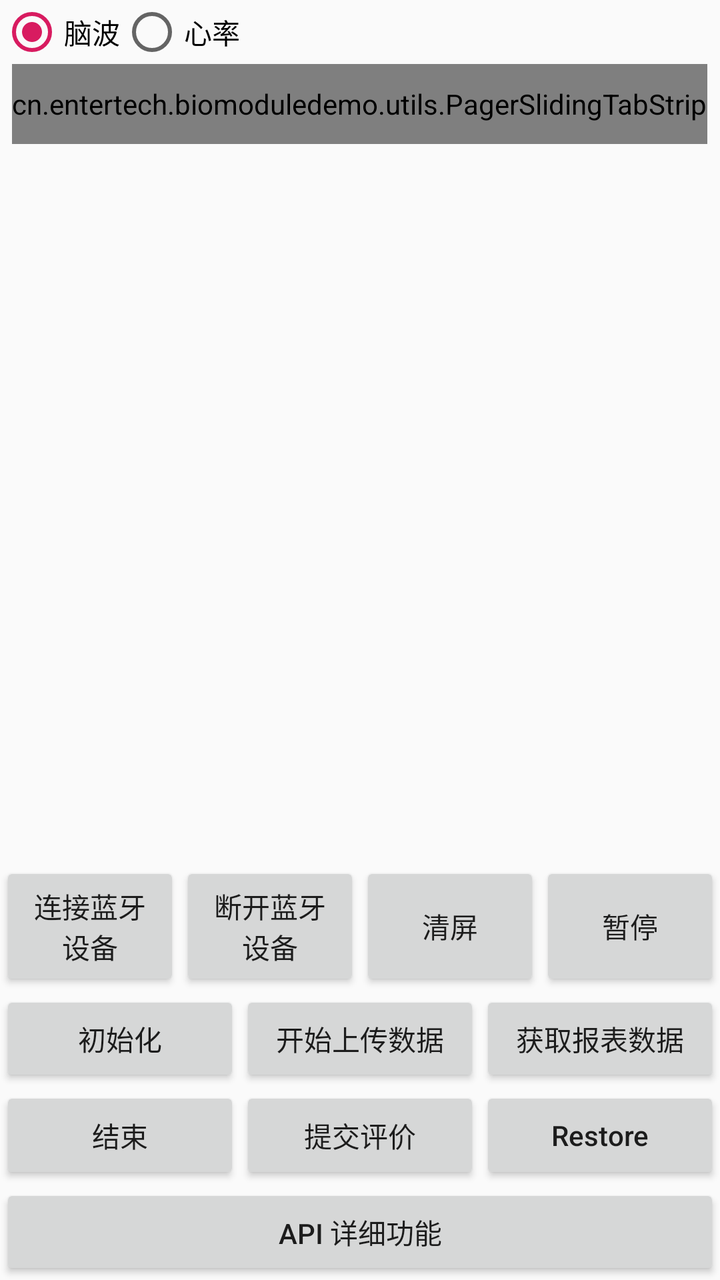
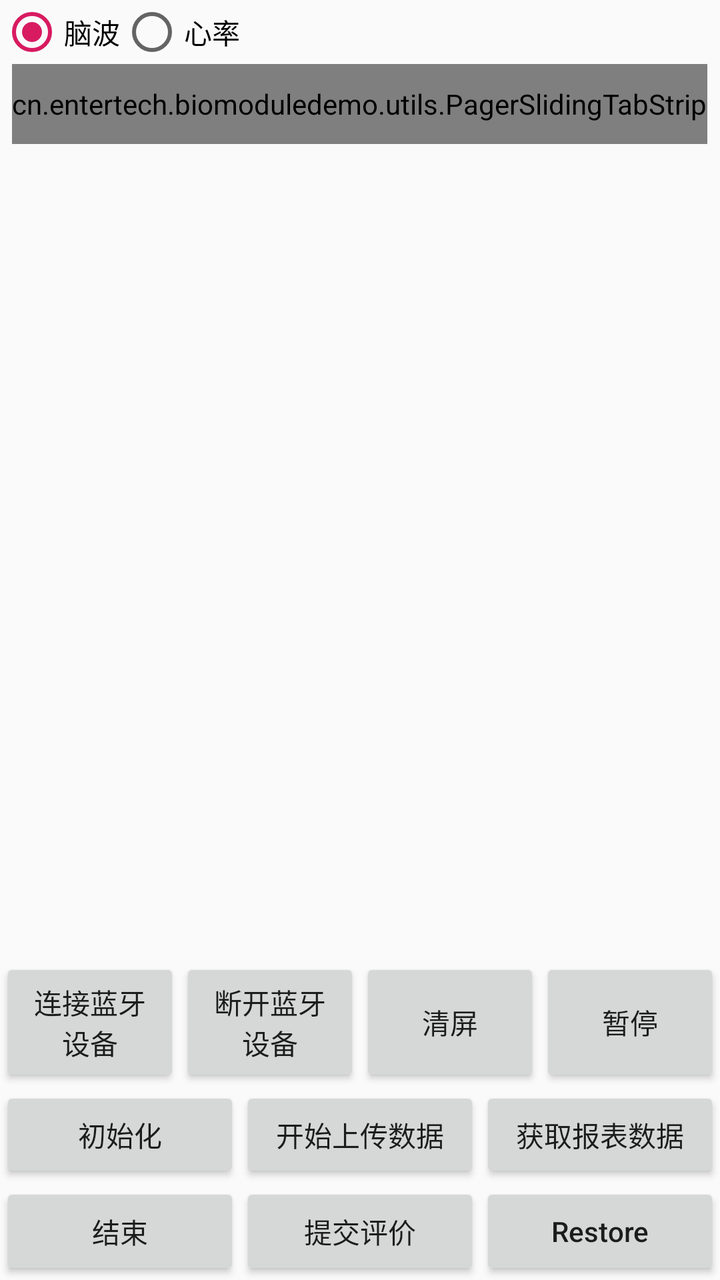

Two renders of the same Android screen: before a commit and after it. Below are the layout's source before the change and the commit's diff.
<!-- AndroidManifest.xml: activity theme AppTheme.NoActionBar -->
<!-- res/layout/activity_main.xml -->
<?xml version="1.0" encoding="utf-8"?>
<LinearLayout
        xmlns:android="http://schemas.android.com/apk/res/android"
        xmlns:app="http://schemas.android.com/apk/res-auto"
        xmlns:tools="http://schemas.android.com/tools"
        android:layout_width="match_parent"
        android:layout_height="match_parent"
        tools:context=".activity.MainActivity"
        android:orientation="vertical"
        >

    <RadioGroup
            android:layout_width="match_parent"
            android:layout_height="wrap_content"
            android:orientation="horizontal"
            >

        <RadioButton
                android:id="@+id/rb_brain"
                android:layout_width="wrap_content"
                android:layout_height="wrap_content"
                android:text="@string/brainwave"
                android:checked="true"
                />

        <RadioButton
                android:id="@+id/rb_heart"
                android:layout_width="wrap_content"
                android:layout_height="wrap_content"
                android:text="@string/heart_rate"
                />

    </RadioGroup>

    
    <cn.entertech.biomoduledemo.utils.PagerSlidingTabStrip
            android:id="@+id/message_tabs"
            android:layout_gravity="center"
            app:pstsIndicatorHeight="2dp"
            app:pstsUnderlineHeight="0dp"
            app:pstsTabUnselectedTextColor="#999999"
            app:pstsTabSelectedTextColor="@color/colorPrimary"
            app:pstsIndicatorColor="@color/colorPrimary"
            android:layout_width="wrap_content"
            android:layout_height="40dp"
            />

    <androidx.viewpager.widget.ViewPager
            android:id="@+id/vp_contain"
            android:layout_width="match_parent"
            android:layout_height="0dp"
        android:layout_weight="1">

    </androidx.viewpager.widget.ViewPager>

    <LinearLayout
            android:layout_width="match_parent"
            android:layout_height="wrap_content"
            android:orientation="horizontal"
            >

        <Button
                android:textAllCaps="false"
                android:layout_weight="1"
                android:layout_width="0dp"
                android:layout_height="match_parent"
                android:text="@string/main_connect_to_ble"
                android:onClick="onConnectDevice"
                />

        <Button
                android:textAllCaps="false"
                android:layout_weight="1"
                android:layout_width="0dp"
                android:layout_height="match_parent"
                android:text="@string/main_disconnect_ble"
                android:onClick="onDisconnectDevice"
                />


        <Button
                android:textAllCaps="false"
                android:layout_weight="1"
                android:layout_width="0dp"
                android:layout_height="match_parent"
                android:text="@string/main_clear"
                android:onClick="onClear"
                />


        <Button
                android:textAllCaps="false"
                android:layout_weight="1"
                android:layout_width="0dp"
                android:layout_height="match_parent"
                android:text="@string/main_pause"
                android:onClick="onPause"
                />


    </LinearLayout>

    <LinearLayout
            android:layout_width="match_parent"
            android:layout_height="wrap_content"
            android:orientation="horizontal"
            >

        <Button
                android:textAllCaps="false"
                android:layout_weight="1"
                android:layout_width="0dp"
                android:layout_height="match_parent"
                android:text="@string/main_init"
                android:onClick="onInit"
                />

        <Button
                android:textAllCaps="false"
                android:layout_weight="1"
                android:layout_width="0dp"
                android:layout_height="match_parent"
                android:text="@string/main_upload"
                android:onClick="onStartUpload"
                />

        <Button
                android:textAllCaps="false"
                android:layout_weight="1"
                android:layout_width="0dp"
                android:layout_height="match_parent"
                android:text="@string/upload"
                android:onClick="onReport"
                />

    </LinearLayout>

    <LinearLayout
            android:layout_width="match_parent"
            android:layout_height="wrap_content"
            android:orientation="horizontal"
            >


        <Button
                android:textAllCaps="false"
                android:layout_weight="1"
                android:layout_width="0dp"
                android:layout_height="match_parent"
                android:text="@string/main_finish"
                android:onClick="onFinish"
                />

        <Button
                android:textAllCaps="false"
                android:layout_weight="1"
                android:layout_width="0dp"
                android:layout_height="match_parent"
                android:text="@string/main_submit_comment"
                android:onClick="onSubmit"
                />
        <Button
                android:textAllCaps="false"
                android:layout_weight="1"
                android:layout_width="0dp"
                android:layout_height="match_parent"
                android:text="Restore"
                android:onClick="onRestore"
                />

    </LinearLayout>
    <Button
            android:textAllCaps="false"
            android:layout_width="match_parent"
            android:layout_height="wrap_content"
            android:text="@string/main_api_detail"
            android:onClick="toApiDetail"
            />

    
    
    
    
    
    
    
    
    
    
    
    


</LinearLayout>
<!-- resources referenced by this layout -->
<resources>
  <color name="colorPrimary">#008577</color>
  <string name="brainwave">脑波</string>
  <string name="heart_rate">心率</string>
  <string name="main_api_detail">API 详细功能</string>
  <string name="main_clear">清屏</string>
  <string name="main_connect_to_ble">连接蓝牙设备</string>
  <string name="main_disconnect_ble">断开蓝牙设备</string>
  <string name="main_finish">结束</string>
  <string name="main_init">初始化</string>
  <string name="main_pause">暂停</string>
  <string name="main_submit_comment">提交评价</string>
  <string name="main_upload">开始上传数据</string>
  <string name="upload">获取报表数据</string>
  <style name="AppTheme.NoActionBar">
          <item name="windowActionBar">false</item>
          <item name="windowNoTitle">true</item>
      </style>
</resources>

<!-- the commit's change to res/layout/activity_main.xml (unified diff, before → after) -->
@@ -170,6 +170,7 @@
 
     </LinearLayout>
     <Button
+            android:visibility="gone"
             android:textAllCaps="false"
             android:layout_width="match_parent"
             android:layout_height="wrap_content"
